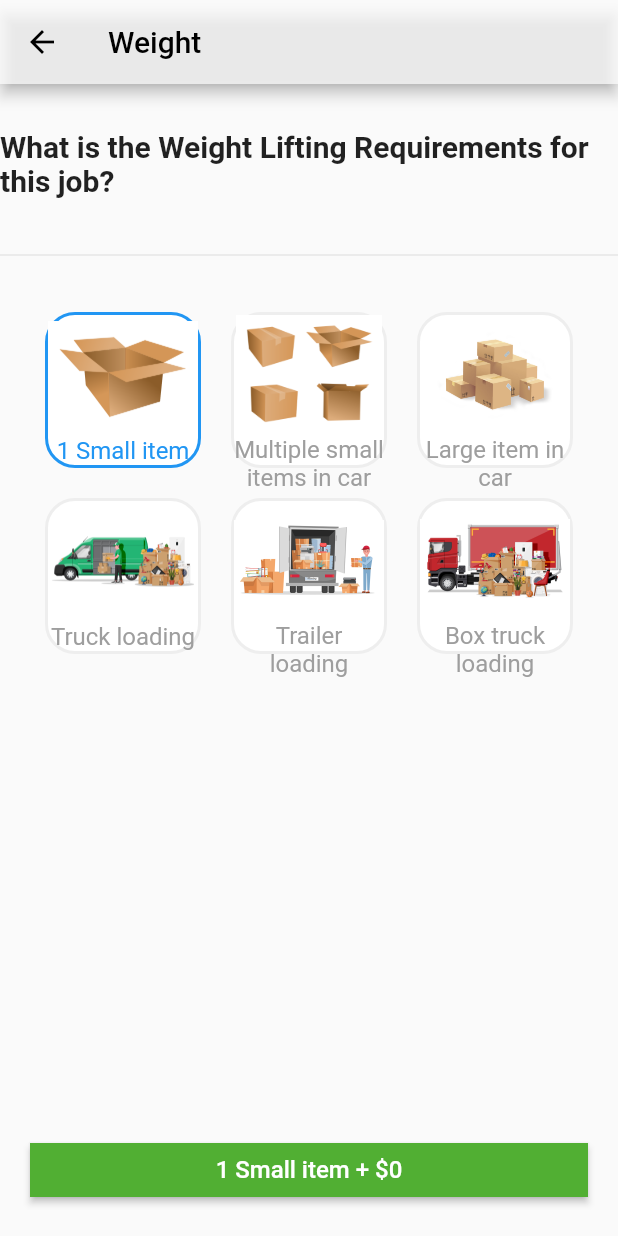
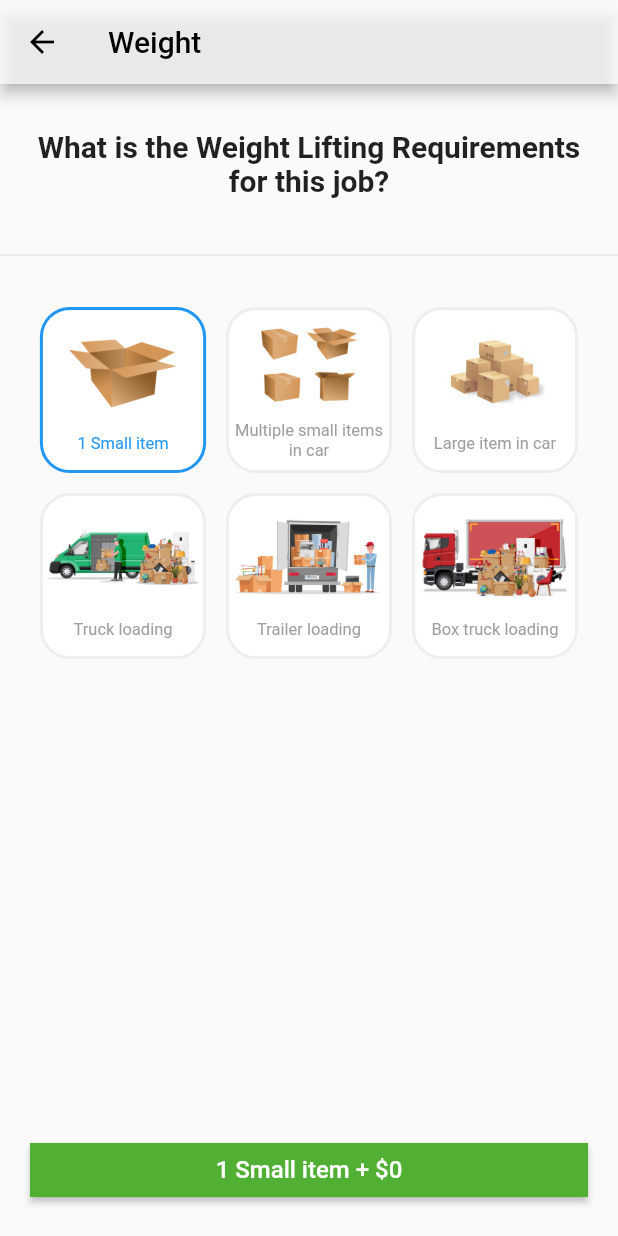
Before and after one commit to firepmi/sam-rider-app, a Flutter app: the SelectWeightPage screen opened by its route, on a phone screen of 412 x 824 dp. Run offline on Flutter 3.47's test engine with Material 2 defaults, Android fonts, the phone set to English and light mode, and no system bars; our stand-ins replace firebase_auth, firebase_core, firebase_database, firebase_storage, flutter_rating_bar, flutter_svg and 9 more; missing offline and left inert: flip_panel, google_map_location_picker, google_maps_webservice; accounts and stored records are empty.

Commit message:
ui update 2

```diff
--- a/lib/src/ui/pages/select_weight.dart
+++ b/lib/src/ui/pages/select_weight.dart
@@ -40,7 +40,7 @@ class _SelectWeightPageState extends State<SelectWeightPage> {
             });
           },
           child: Padding(
-            padding: EdgeInsets.all(10),
+            padding: EdgeInsets.all(AppConfig.size(context, 3)),
             child: Container(
               decoration: BoxDecoration(
                   color: Colors.white,
@@ -58,8 +58,8 @@ class _SelectWeightPageState extends State<SelectWeightPage> {
                   Image.asset(
                     images[weight.index],
                     // color: Globals.weight == weight ? Colors.blue : Colors.grey,
-                    width: 80,
-                    height: 80,
+                    width: AppConfig.size(context, 28),
+                    height: AppConfig.size(context, 28),
                   ),
                   Text(
                     titles[weight.index],
@@ -68,7 +68,7 @@ class _SelectWeightPageState extends State<SelectWeightPage> {
                         color: Globals.weight == weight
                             ? Colors.blue
                             : Colors.grey,
-                        fontSize: 16),
+                        fontSize: AppConfig.size(context, 5)),
                   )
                 ],
               ),
@@ -96,10 +96,15 @@ class _SelectWeightPageState extends State<SelectWeightPage> {
         children: [
           Center(
             child: Padding(
-              padding: EdgeInsets.only(top: 30, bottom: 30),
+              padding:
+                  EdgeInsets.only(top: 30, bottom: 30, right: 20, left: 20),
               child: Text(
                 "What is the Weight Lifting Requirements for this job?",
-                style: TextStyle(fontSize: 20, fontWeight: FontWeight.bold),
+                textAlign: TextAlign.center,
+                style: TextStyle(
+                  fontSize: 20,
+                  fontWeight: FontWeight.bold,
+                ),
               ),
             ),
           ),
--- a/lib/src/ui/widgets/home_menu_drawer.dart
+++ b/lib/src/ui/widgets/home_menu_drawer.dart
@@ -92,7 +92,7 @@ class _HomeMenuDrawerState extends State<HomeMenuDrawer> {
           linkMenuDrawer('Settings', () {
             Navigator.pushNamed(context, '/settings');
           }),
-          linkMenuDrawer('Privacy of policy', () {
+          linkMenuDrawer('Privacy Policy', () {
             Navigator.pushNamed(context, '/privacy');
           }),
           linkMenuDrawer('Terms of service', () {
--- a/lib/src/util/utils.dart
+++ b/lib/src/util/utils.dart
@@ -3,6 +3,16 @@ import 'package:flutter/material.dart';
 class AppConfig {
   static const appName = "Sam Will Do It";
   static const apiKey = 'AIzaSyB94toBjU5Ne7fz3xfjjS1PsgwaCabFKXg';
+
+  static double size(BuildContext context, double s) {
+    var width = MediaQuery.of(context).size.width;
+    var height = MediaQuery.of(context).size.height;
+    if (height / width > 812 / 375) {
+      return MediaQuery.of(context).size.width / 812 * s;
+    } else {
+      return MediaQuery.of(context).size.height / 375 * s;
+    }
+  }
 }
 
 class AvailableFonts {
```
Also changed, not shown: lib/src/ui/pages/help.dart (+10 -4 lines), lib/src/ui/pages/payment.dart (+15 -5 lines), lib/src/ui/pages/select_issue.dart (+67 -26 lines), lib/src/ui/pages/settings.dart (+38 -6 lines), pubspec.lock.
